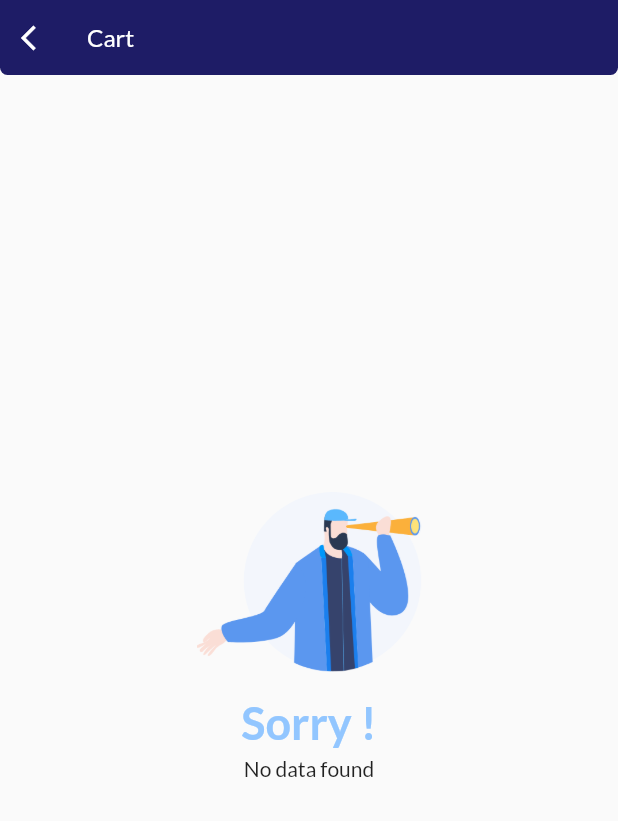
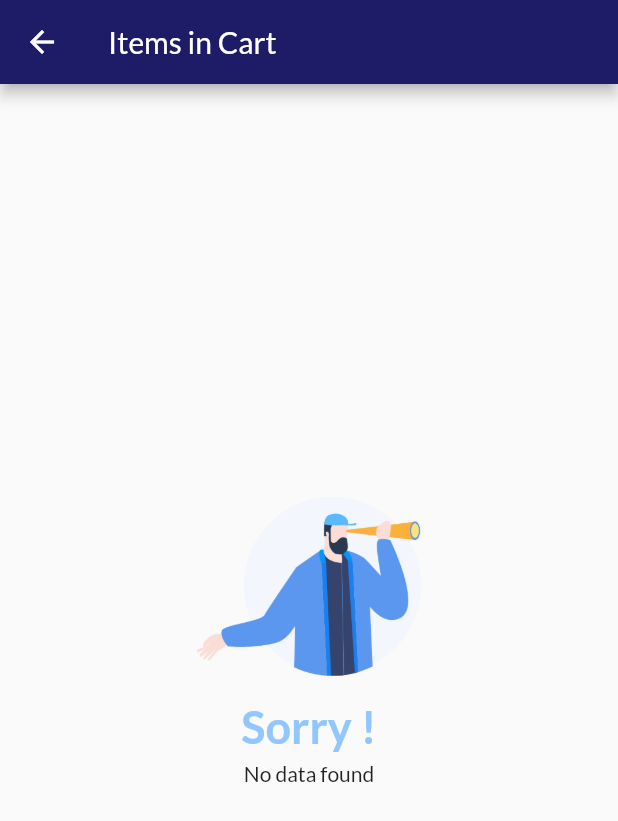
Before and after one commit to mshariqq/SHARIQQ-MULTIVENDOR-ECOM-FLUTTER-USER-APP, a Flutter app: the CartScreen screen opened directly, on a phone screen of 412 x 824 dp. Shown: the top 821 px of the screen. Run offline on Flutter 3.47's test engine with Material 2 defaults, Android fonts, the phone set to English and light mode, and no system bars; our stand-ins replace carousel_slider, connectivity, country_code_picker, dio, fancy_bottom_navigation, firebase_core and 15 more; missing offline and left inert: dart:ffi, flutter_facebook_auth; accounts and stored records are empty; network calls fail.

Commit message:
cart screen

```diff
--- a/lib/view/basewidget/product_widget.dart
+++ b/lib/view/basewidget/product_widget.dart
@@ -64,7 +64,7 @@ class ProductWidget extends StatelessWidget {
             Padding(
               padding: EdgeInsets.all(Dimensions.PADDING_SIZE_SMALL),
               child: Container(
-                height: 66,
+                height: 75,
                 child: Column(
                   crossAxisAlignment: CrossAxisAlignment.start,
                   mainAxisAlignment: MainAxisAlignment.center,
--- a/lib/view/screen/cart/cart_screen.dart
+++ b/lib/view/screen/cart/cart_screen.dart
@@ -57,8 +57,6 @@ class _CartScreenState extends State<CartScreen> {
       List<CartModel> cartList = [];
       cartList.addAll(cart.cartList);
 
-      //TODO: seller
-
       List<String> sellerList = [];
       List<CartModel> sellerGroupList = [];
       List<List<CartModel>> cartProductList = [];
@@ -105,6 +103,14 @@ class _CartScreenState extends State<CartScreen> {
       // amount += shippingAmount;
 
       return Scaffold(
+        appBar: AppBar(
+          title: Text("Items in Cart"),
+          backgroundColor: Theme.of(context).primaryColor,
+          // Use [Brightness.light] for black status bar
+          // or [Brightness.dark] for white status bar
+          // https://stackoverflow.com/a/58132007/1321917
+            brightness: Brightness.light
+        ),
         bottomNavigationBar: (!widget.fromCheckout && !cart.isLoading)
             ? Container(
                 height: 60,
@@ -121,13 +127,13 @@ class _CartScreenState extends State<CartScreen> {
                     mainAxisAlignment: MainAxisAlignment.spaceBetween,
                     children: [
                       Expanded(
-                          child: Center(
                           child: Text(
                 PriceConverter.convertPrice(
                     context, amount + shippingAmount),
           style: titilliumSemiBold.copyWith(
               color: Theme.of(context).highlightColor),
-                      ))),
+        )
+                      ),
                       Builder(
                         builder: (context) => TextButton(
                           onPressed: () {
@@ -183,7 +189,7 @@ class _CartScreenState extends State<CartScreen> {
                             shape: RoundedRectangleBorder(
                                 borderRadius: BorderRadius.circular(10)),
                           ),
-                          child: Text(getTranslated('checkout', context),
+                          child: Text('Proceed to Checkout',
                               style: titilliumSemiBold.copyWith(
                                 fontSize: Dimensions.FONT_SIZE_EXTRA_SMALL,
                                 color: ColorResources.getPrimary(context),
@@ -194,7 +200,7 @@ class _CartScreenState extends State<CartScreen> {
               )
             : null,
         body: Column(children: [
-          CustomAppBar(title: getTranslated('CART', context)),
+          // CustomAppBar(title: getTranslated('CART', context)),
           cart.isLoading
               ? Padding(
                   padding: const EdgeInsets.only(top: 200.0),
@@ -241,7 +247,7 @@ class _CartScreenState extends State<CartScreen> {
                                                     padding:
                                                         const EdgeInsets.all(
                                                             8.0),
-                                                    child: Text(
+                                                    child: Text("Vendor : " +
                                                         sellerGroupList[index]
                                                             .shopInfo,
                                                         textAlign:
@@ -337,7 +343,7 @@ class _CartScreenState extends State<CartScreen> {
                                                               decoration:
                                                                   BoxDecoration(
                                                                 border: Border.all(
-                                                                    width: 0.5,
+                                                                    width: 1,
                                                                     color: Colors
                                                                         .grey),
                                                                 borderRadius: BorderRadius
@@ -414,10 +420,10 @@ class _CartScreenState extends State<CartScreen> {
                                             'not_logged_in', context);
                                       }
                                     },
-                                    child: Container(
+                                    child: Padding(padding: EdgeInsets.all(10),child: Container(
                                       decoration: BoxDecoration(
                                         border: Border.all(
-                                            width: 0.5, color: Colors.grey),
+                                            width: 1, color: Theme.of(context).hintColor),
                                         borderRadius: BorderRadius.all(
                                             Radius.circular(10)),
                                       ),
@@ -474,7 +480,7 @@ class _CartScreenState extends State<CartScreen> {
                                                   ]),
                                             ]),
                                       ),
-                                    ),
+                                    ),),
                                   )
                                 : SizedBox(),
                           ],
```
Lines whose indentation alone changed are shown as unchanged.
